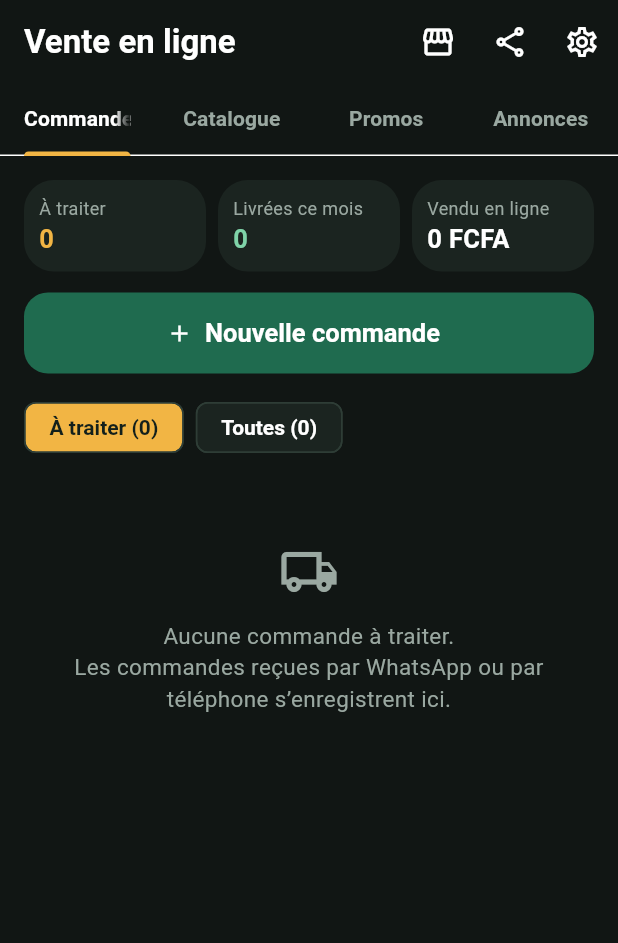
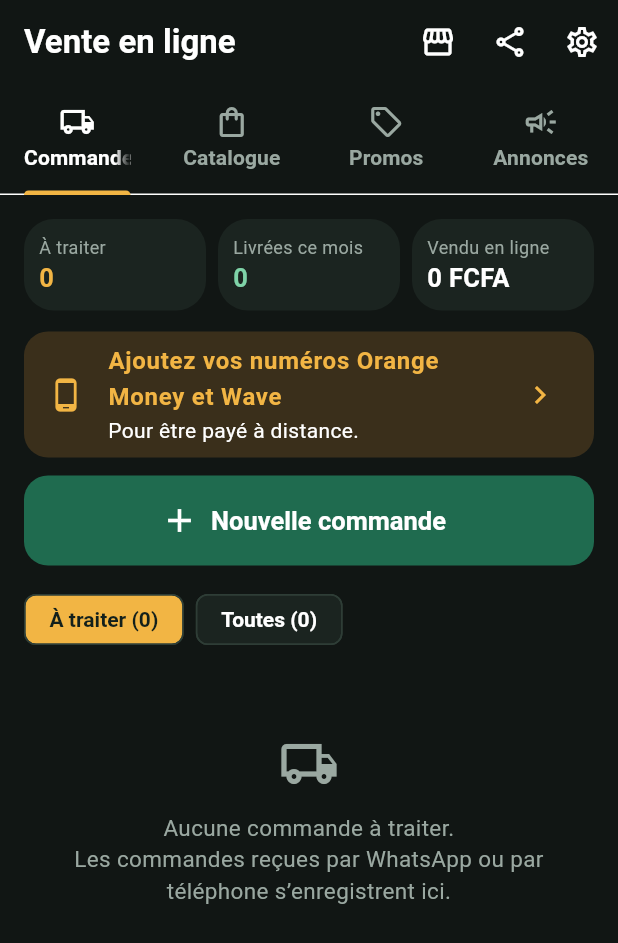
Before and after one commit to GereMieux/Flyfinance, a Flutter app: the OnlineShopScreen screen opened directly, on a phone screen of 412 x 824 dp. Shown: the top 943 px of the screen. Run offline on Flutter 3.47's test engine with Material 3 defaults, Android fonts, the phone set to English and light mode, and no system bars; our stand-ins replace drift, drift_flutter, flutter_secure_storage, flutter_tts, local_auth, speech_to_text; accounts and stored records are empty; generated files the repository leaves out were written again.

Commit message:
Simplifie l'espace vente en ligne
Onglets avec icônes, gros boutons, deux étapes par commande (confirmer
puis livrer), réductions toutes prêtes, champs facultatifs repliés et
rappel pour ajouter les numéros Orange Money et Wave.

Co-Authored-By: Claude Opus 5.5 (1M context) <noreply@anthropic.com>
Claude-Session: https://claude.ai/code/session_013AuDqn9pNBTpLndkT6obL3

```diff
--- a/lib/ui/online_shop_screen.dart
+++ b/lib/ui/online_shop_screen.dart
@@ -53,10 +53,10 @@ class OnlineShopScreen extends StatelessWidget {
             unselectedLabelColor: Palette.muted,
             labelStyle: TextStyle(fontWeight: FontWeight.w700, fontSize: 14),
             tabs: [
-              Tab(text: 'Commandes'),
-              Tab(text: 'Catalogue'),
-              Tab(text: 'Promos'),
-              Tab(text: 'Annonces'),
+              Tab(icon: Icon(Icons.local_shipping_outlined), text: 'Commandes'),
+              Tab(icon: Icon(Icons.shopping_bag_outlined), text: 'Catalogue'),
+              Tab(icon: Icon(Icons.local_offer_outlined), text: 'Promos'),
+              Tab(icon: Icon(Icons.campaign_outlined), text: 'Annonces'),
             ],
           ),
         ),
@@ -126,8 +126,9 @@ class _Tag extends StatelessWidget {
 Widget _addButton(String label, VoidCallback onTap) => Padding(
   padding: const EdgeInsets.only(bottom: 12),
   child: FilledButton.icon(
+    style: FilledButton.styleFrom(minimumSize: const Size.fromHeight(60)),
     onPressed: onTap,
-    icon: const Icon(Icons.add),
+    icon: const Icon(Icons.add, size: 26),
     label: Text(label),
   ),
 );
@@ -135,9 +136,10 @@ Widget _addButton(String label, VoidCallback onTap) => Padding(
 // ---------------------------------------------------------------- Commandes
 
 class _OrdersData {
-  _OrdersData(this.orders, this.stats);
+  _OrdersData(this.orders, this.stats, this.info);
   final List<OrderDetail> orders;
   final ShopStats stats;
+  final ShopInfo info;
 }
 
 class _OrdersTab extends StatefulWidget {
@@ -154,7 +156,11 @@ class _OrdersTabState extends State<_OrdersTab> {
     final app = context.watch<AppState>();
     final shop = context.read<ShopRepository>();
     return Loader<_OrdersData>(
-      load: (_) async => _OrdersData(await shop.orders(), await shop.stats()),
+      load: (_) async => _OrdersData(
+        await shop.orders(),
+        await shop.stats(),
+        await shop.info(),
+      ),
       builder: (context, d) {
         final list = _onlyOpen
             ? d.orders.where((o) => o.status.open).toList()
@@ -180,6 +186,40 @@ class _OrdersTabState extends State<_OrdersTab> {
               ],
             ),
             const SizedBox(height: 14),
+            if (d.info.orangeNumber.isEmpty && d.info.waveNumber.isEmpty)
+              Padding(
+                padding: const EdgeInsets.only(bottom: 12),
+                child: Material(
+                  color: const Color(0xFF3A2F1B),
+                  borderRadius: BorderRadius.circular(16),
+                  child: ListTile(
+                    shape: RoundedRectangleBorder(
+                      borderRadius: BorderRadius.circular(16),
+                    ),
+                    leading: const Icon(
+                      Icons.phone_android,
+                      color: Palette.amber,
+                    ),
+                    title: const Text(
+                      'Ajoutez vos numéros Orange Money et Wave',
+                      style: TextStyle(
+                        fontWeight: FontWeight.w700,
+                        color: Palette.amber,
+                      ),
+                    ),
+                    subtitle: const Text('Pour être payé à distance.'),
+                    trailing: const Icon(
+                      Icons.chevron_right,
+                      color: Palette.amber,
+                    ),
+                    onTap: () => Navigator.of(context).push(
+                      MaterialPageRoute(
+                        builder: (_) => const ShopSettingsScreen(),
+                      ),
+                    ),
+                  ),
+                ),
+              ),
             _addButton(
               'Nouvelle commande',
               () => Navigator.of(
@@ -400,8 +440,7 @@ class OrderScreen extends StatelessWidget {
     final o = d.order;
     final next = switch (d.status) {
       OrderStatus.nouvelle => (OrderStatus.confirmee, 'Confirmer la commande'),
-      OrderStatus.confirmee => (OrderStatus.livraison, 'Partie en livraison'),
-      _ => (OrderStatus.livree, 'Marquer livrée'),
+      _ => (OrderStatus.livree, 'Livrée au client'),
     };
     return [
       if (o.payMethod != 'livraison' && !o.paid) ...[
```
Also changed, not shown: lib/ui/online_forms.dart (+62 -14 lines).
